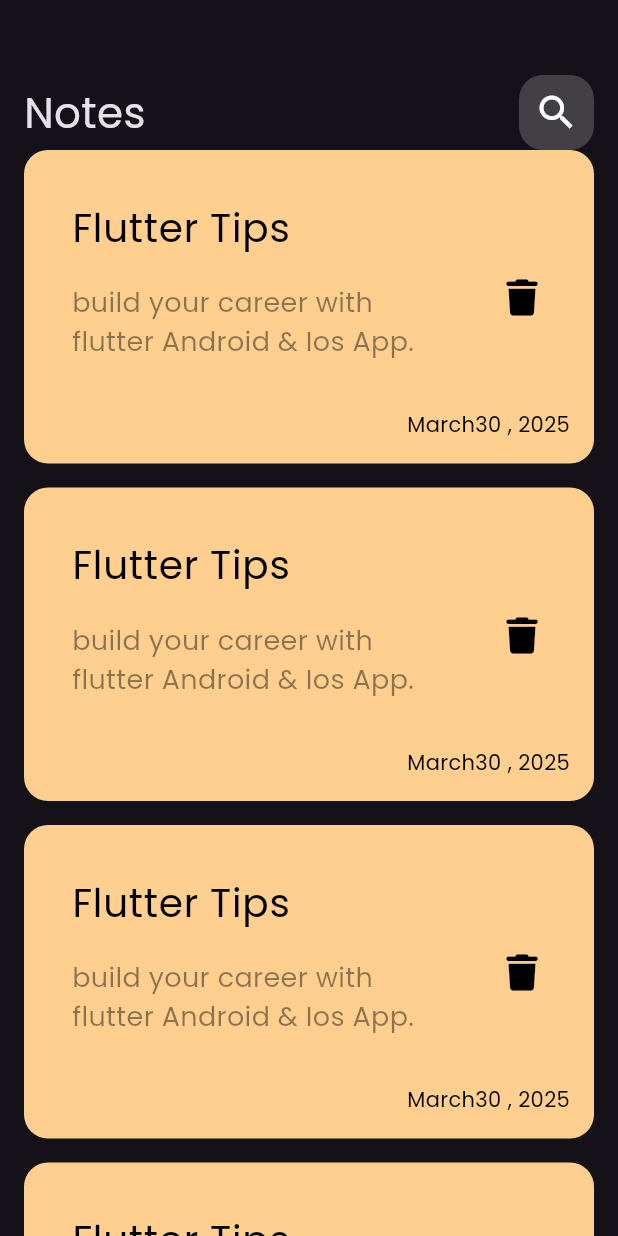
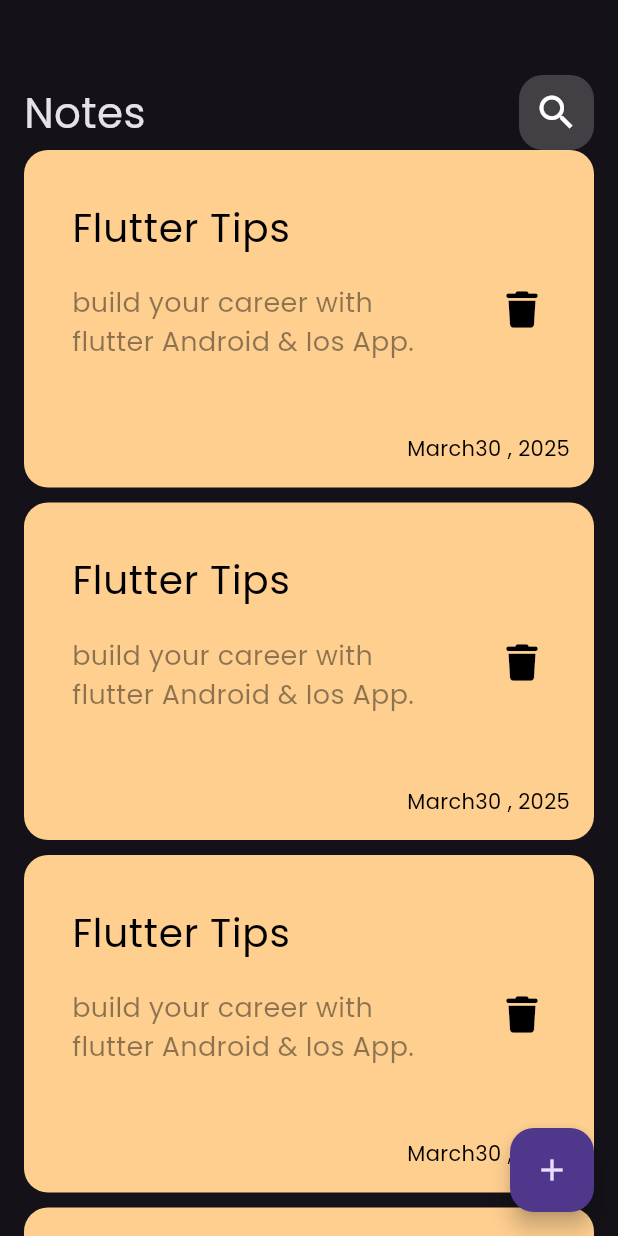
Before and after one commit to ramyMeg/notes_app, a Flutter app: the screen it shows after launch, on a phone screen of 412 x 824 dp. Run offline on Flutter 3.47's test engine with Material 3 defaults, Android fonts, the phone set to English and light mode, and no system bars; our stand-ins replace font_awesome_flutter.

Commit message:
Create Add floating action button in notes view.dart

```diff
--- a/lib/views/notes_view.dart
+++ b/lib/views/notes_view.dart
@@ -6,6 +6,12 @@ class NotesView extends StatelessWidget {
 
   @override
   Widget build(BuildContext context) {
-    return const Scaffold(body: NotesViewBody());
+    return Scaffold(
+      floatingActionButton: FloatingActionButton(
+        onPressed: () {},
+        child: Icon(Icons.add),
+      ),
+      body: const NotesViewBody(),
+    );
   }
 }
--- a/lib/views/widgets/custom_note_item.dart
+++ b/lib/views/widgets/custom_note_item.dart
@@ -21,7 +21,7 @@ class NoteItem extends StatelessWidget {
               style: TextStyle(color: Colors.black, fontSize: 26),
             ),
             subtitle: Padding(
-              padding: const EdgeInsets.only(top: 18.0, bottom: 24),
+              padding: const EdgeInsets.only(top: 18.0, bottom: 40),
               child: Text(
                 'build your career with flutter Android & Ios App.',
                 style: TextStyle(color: Colors.black45, fontSize: 18),
--- a/lib/views/widgets/notes_list_view.dart
+++ b/lib/views/widgets/notes_list_view.dart
@@ -4,12 +4,15 @@ import 'package:notes_app/views/widgets/custom_note_item.dart';
 class NotesListView extends StatelessWidget {
   const NotesListView({super.key});
 
+  final data = const [
+    // Color(value)
+  ];
   @override
   Widget build(BuildContext context) {
     return ListView.builder(
       itemBuilder: (context, index) {
         return const Padding(
-          padding: EdgeInsets.only(bottom: 16.0),
+          padding: EdgeInsets.only(bottom: 10.0),
           child: NoteItem(),
         );
       },
```
